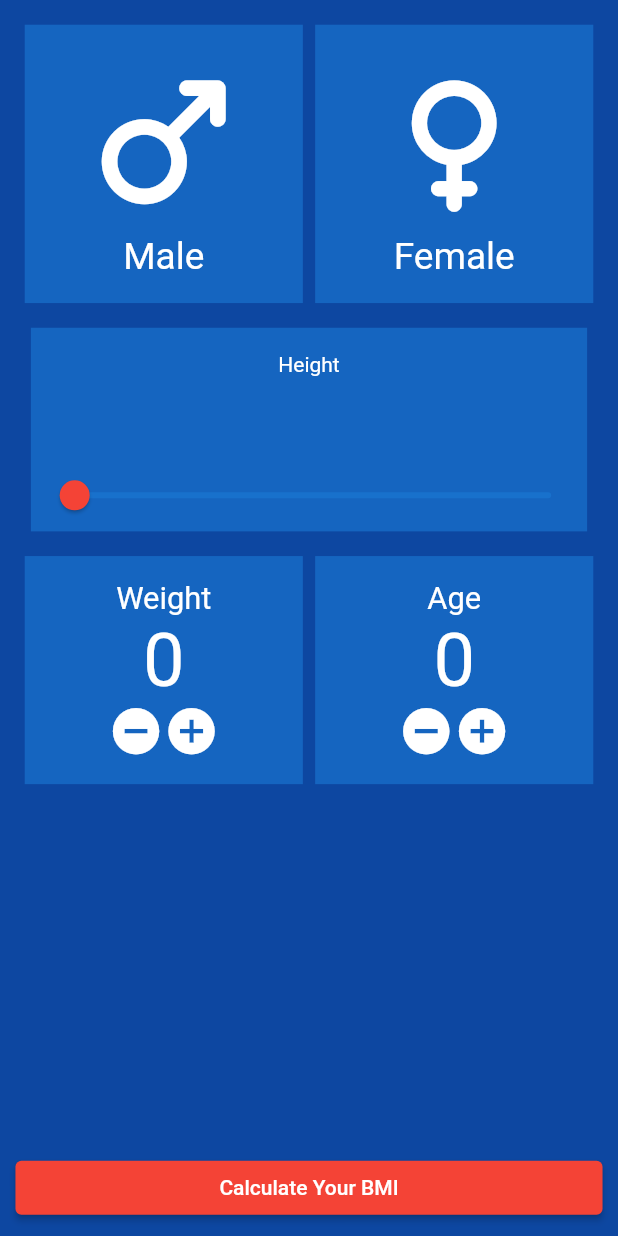
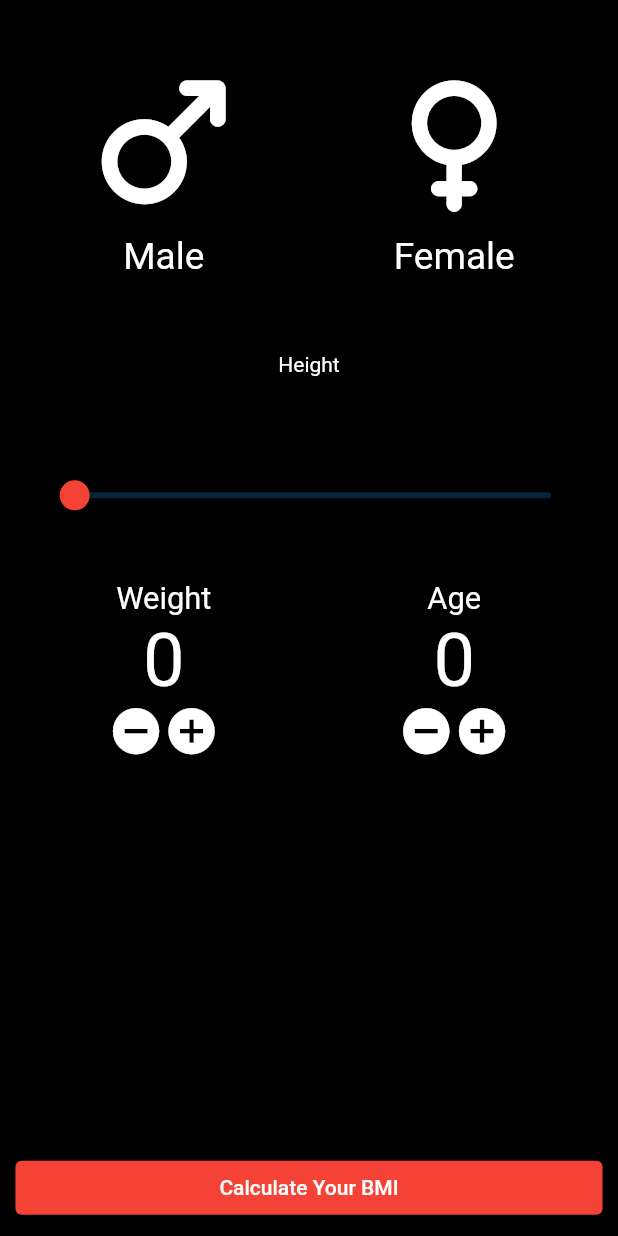
Before and after one commit to shahzebnaqvi/BmiCalculator, a Flutter app: the screen it shows after launch, on a phone screen of 412 x 824 dp. Run offline on Flutter 3.47's test engine with Material 2 defaults, Android fonts, the phone set to English and light mode, and no system bars.

Commit message:
bmi calculator design

```diff
--- a/lib/bmicalculator.dart
+++ b/lib/bmicalculator.dart
@@ -1,5 +1,3 @@
-import 'dart:ffi';
-
 import 'package:bmicalculator/calculate.dart';
 import 'package:flutter/material.dart';
 
@@ -14,8 +12,8 @@ int counter1 = 0;
 int counter2 = 0;
 double heightcm1 = 0;
 String heightcm = "";
-Color backcolor = Colors.blue.shade900;
-Color backcolorcon = Colors.blue.shade800;
+Color backcolor = Colors.black;
+Color backcolorcon = Colors.black54;
 
 Color backbut = Colors.pink.shade900;
 Color backbut21 = Colors.pink.shade50;
--- a/lib/calculate.dart
+++ b/lib/calculate.dart
@@ -1,8 +1,8 @@
 import 'package:bmicalculator/bmicalculator.dart';
 import 'package:flutter/material.dart';
 
-Color backcolor = Colors.blue.shade900;
-Color backcolorcon = Colors.blue.shade800;
+Color backcolor = Colors.black;
+Color backcolorcon = Colors.black54;
 
 Color backbut = Colors.pink.shade900;
 Color backbut21 = Colors.pink.shade50;
--- a/lib/data.dart
+++ b/lib/data.dart
@@ -1,7 +1,7 @@
 import 'package:flutter/material.dart';
 
-Color backcolor = Colors.blue.shade900;
-Color backcolorcon = Colors.blue.shade800;
+// Color backcolor = Colors.blue.shade900;
+// Color backcolorcon = Colors.blue.shade800;
 Color coloricon = Colors.white;
 Color backbut21 = Colors.pink.shade50;
 Color backbut = Colors.pink.shade900;
```
